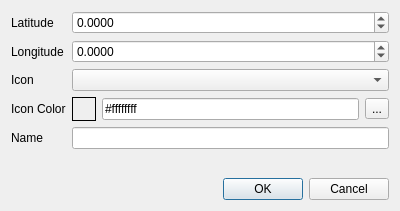
Before: the Qt Designer form scwx-qt/source/scwx/qt/ui/edit_marker_dialog.ui in TornadoRTX/TorDar, drawn with Qt 5.
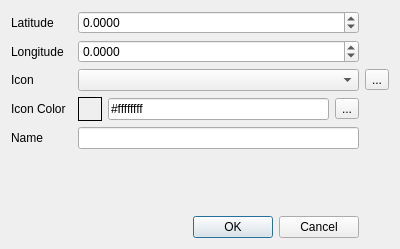
After: the same form once the commit is applied. Icons and pictures are not drawn.

Commit message: Add custom marker icons, and rework how marker icons are handled.

```diff
--- a/scwx-qt/source/scwx/qt/ui/edit_marker_dialog.ui
+++ b/scwx-qt/source/scwx/qt/ui/edit_marker_dialog.ui
@@ -7,88 +7,14 @@
     <x>0</x>
     <y>0</y>
     <width>400</width>
-    <height>211</height>
+    <height>249</height>
    </rect>
   </property>
   <property name="windowTitle">
    <string>Edit Location Marker</string>
   </property>
   <layout class="QGridLayout" name="gridLayout">
-   <item row="2" column="0">
-    <widget class="QLabel" name="label_4">
-     <property name="text">
-      <string>Icon</string>
-     </property>
-    </widget>
-   </item>
-   <item row="6" column="0" colspan="2">
-    <widget class="QDialogButtonBox" name="buttonBox">
-     <property name="orientation">
-      <enum>Qt::Orientation::Horizontal</enum>
-     </property>
-     <property name="standardButtons">
-      <set>QDialogButtonBox::StandardButton::Cancel|QDialogButtonBox::StandardButton::Ok</set>
-     </property>
-    </widget>
-   </item>
-   <item row="2" column="1">
-    <widget class="QComboBox" name="iconComboBox">
-     <property name="autoFillBackground">
-      <bool>true</bool>
-     </property>
-    </widget>
-   </item>
-   <item row="0" column="0">
-    <widget class="QLabel" name="label_2">
-     <property name="text">
-      <string>Latitude</string>
-     </property>
-    </widget>
-   </item>
-   <item row="1" column="1">
-    <widget class="QDoubleSpinBox" name="longitudeDoubleSpinBox">
-     <property name="decimals">
-      <number>4</number>
-     </property>
-     <property name="minimum">
-      <double>-180.000000000000000</double>
-     </property>
-     <property name="maximum">
-      <double>180.000000000000000</double>
-     </property>
-    </widget>
-   </item>
-   <item row="4" column="1">
-    <widget class="QLineEdit" name="nameLineEdit"/>
-   </item>
-   <item row="4" column="0">
-    <widget class="QLabel" name="label">
-     <property name="text">
-      <string>Name</string>
-     </property>
-    </widget>
-   </item>
-   <item row="0" column="1">
-    <widget class="QDoubleSpinBox" name="latitudeDoubleSpinBox">
-     <property name="decimals">
-      <number>4</number>
-     </property>
-     <property name="minimum">
-      <double>-90.000000000000000</double>
-     </property>
-     <property name="maximum">
-      <double>90.000000000000000</double>
-     </property>
-    </widget>
-   </item>
-   <item row="1" column="0">
-    <widget class="QLabel" name="label_3">
-     <property name="text">
-      <string>Longitude</string>
-     </property>
-    </widget>
-   </item>
-   <item row="5" column="0">
+   <item row="9" column="0">
     <spacer name="verticalSpacer">
      <property name="orientation">
       <enum>Qt::Orientation::Vertical</enum>
@@ -101,14 +27,7 @@
      </property>
     </spacer>
    </item>
-   <item row="3" column="0">
-    <widget class="QLabel" name="label_5">
-     <property name="text">
-      <string>Icon Color</string>
-     </property>
-    </widget>
-   </item>
-   <item row="3" column="1">
+   <item row="4" column="2">
     <layout class="QHBoxLayout" name="horizontalLayout">
      <item>
       <widget class="QFrame" name="iconColorFrame">
@@ -146,6 +65,103 @@
      </item>
     </layout>
    </item>
+   <item row="0" column="2">
+    <widget class="QDoubleSpinBox" name="latitudeDoubleSpinBox">
+     <property name="decimals">
+      <number>4</number>
+     </property>
+     <property name="minimum">
+      <double>-90.000000000000000</double>
+     </property>
+     <property name="maximum">
+      <double>90.000000000000000</double>
+     </property>
+    </widget>
+   </item>
+   <item row="5" column="0">
+    <widget class="QLabel" name="label">
+     <property name="text">
+      <string>Name</string>
+     </property>
+    </widget>
+   </item>
+   <item row="3" column="0">
+    <widget class="QLabel" name="label_4">
+     <property name="text">
+      <string>Icon</string>
+     </property>
+    </widget>
+   </item>
+   <item row="10" column="0" colspan="3">
+    <widget class="QDialogButtonBox" name="buttonBox">
+     <property name="orientation">
+      <enum>Qt::Orientation::Horizontal</enum>
+     </property>
+     <property name="standardButtons">
+      <set>QDialogButtonBox::StandardButton::Cancel|QDialogButtonBox::StandardButton::Ok</set>
+     </property>
+    </widget>
+   </item>
+   <item row="1" column="0">
+    <widget class="QLabel" name="label_3">
+     <property name="text">
+      <string>Longitude</string>
+     </property>
+    </widget>
+   </item>
+   <item row="4" column="0">
+    <widget class="QLabel" name="label_5">
+     <property name="text">
+      <string>Icon Color</string>
+     </property>
+    </widget>
+   </item>
+   <item row="0" column="0">
+    <widget class="QLabel" name="label_2">
+     <property name="text">
+      <string>Latitude</string>
+     </property>
+    </widget>
+   </item>
+   <item row="3" column="3">
+    <widget class="QToolButton" name="iconFileOpenButton">
+     <property name="toolTip">
+      <string>Add Custom Icon</string>
+     </property>
+     <property name="text">
+      <string>...</string>
+     </property>
+    </widget>
+   </item>
+   <item row="1" column="2">
+    <widget class="QDoubleSpinBox" name="longitudeDoubleSpinBox">
+     <property name="decimals">
+      <number>4</number>
+     </property>
+     <property name="minimum">
+      <double>-180.000000000000000</double>
+     </property>
+     <property name="maximum">
+      <double>180.000000000000000</double>
+     </property>
+    </widget>
+   </item>
+   <item row="5" column="2">
+    <widget class="QLineEdit" name="nameLineEdit"/>
+   </item>
+   <item row="3" column="2">
+    <widget class="QComboBox" name="iconComboBox">
+     <property name="sizePolicy">
+      <sizepolicy hsizetype="Preferred" vsizetype="Fixed">
+       <horstretch>0</horstretch>
+       <verstretch>0</verstretch>
+      </sizepolicy>
+     </property>
+     <property name="autoFillBackground">
+      <bool>true</bool>
+     </property>
+    </widget>
+   </item>
   </layout>
  </widget>
  <resources>
```
The commit also changes 9 other files.
